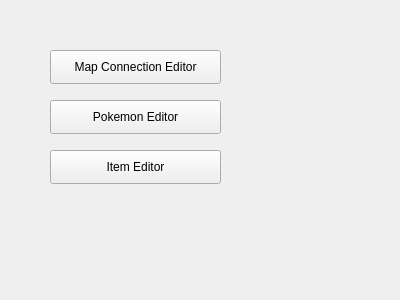
Above: PBS/pbseditor.ui from jowin202/YaRXP before the change. Below: the same form after it.
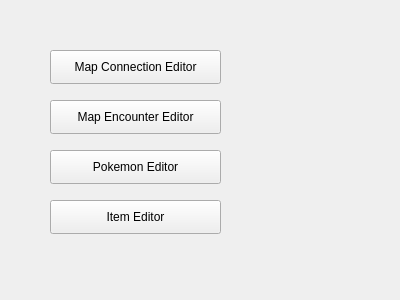
That is the form after the change.

Commit message: PBS Encounters update (still shitty)

Patch:
```diff
--- a/PBS/pbseditor.ui
+++ b/PBS/pbseditor.ui
@@ -30,7 +30,7 @@
    <property name="geometry">
     <rect>
      <x>50</x>
-     <y>100</y>
+     <y>150</y>
      <width>171</width>
      <height>34</height>
     </rect>
@@ -43,7 +43,7 @@
    <property name="geometry">
     <rect>
      <x>50</x>
-     <y>150</y>
+     <y>200</y>
      <width>171</width>
      <height>34</height>
     </rect>
@@ -52,6 +52,19 @@
     <string>Item Editor</string>
    </property>
   </widget>
+  <widget class="QPushButton" name="button_mapencounter">
+   <property name="geometry">
+    <rect>
+     <x>50</x>
+     <y>100</y>
+     <width>171</width>
+     <height>34</height>
+    </rect>
+   </property>
+   <property name="text">
+    <string>Map Encounter Editor</string>
+   </property>
+  </widget>
  </widget>
  <resources/>
  <connections/>
```
Left out of the diff: 5 changed lines with no effect on the pictures. The commit also changes 18 other files.
